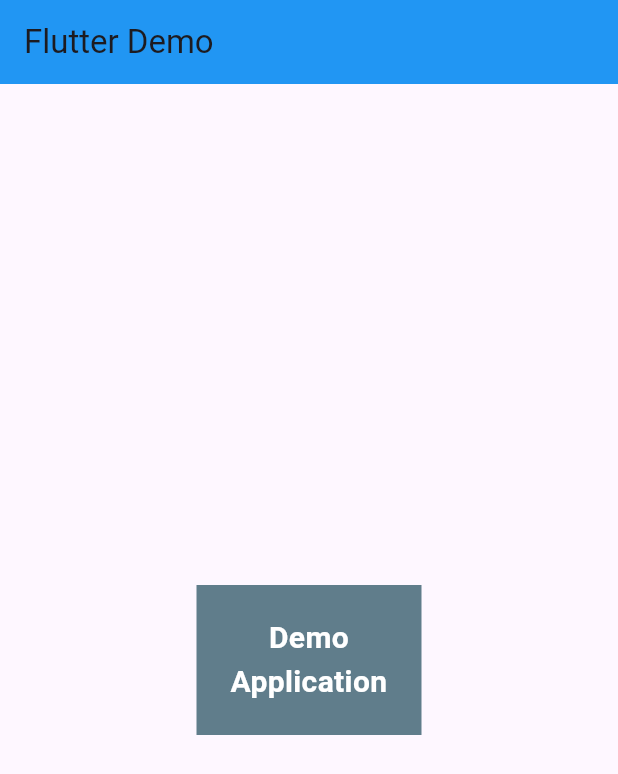
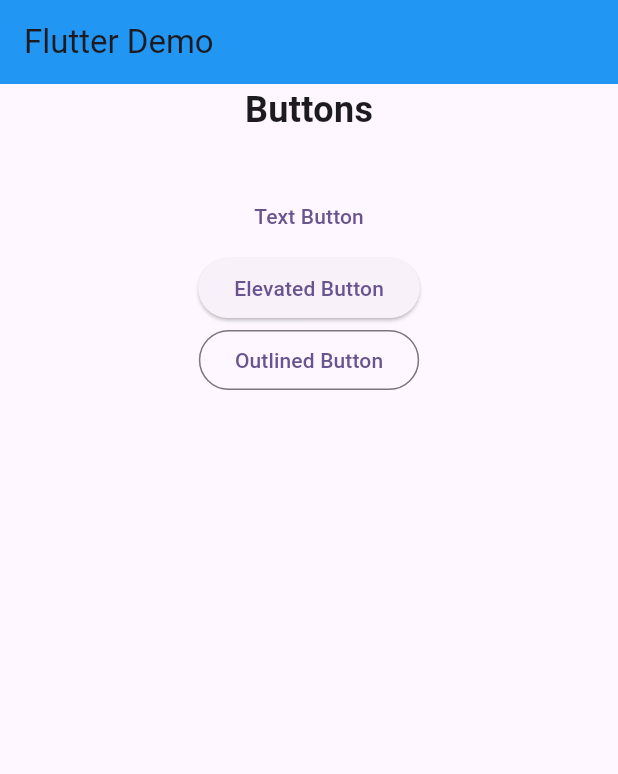
Before and after one commit to prajapatihet/firstapp, a Flutter app: the screen it shows after launch, on a phone screen of 412 x 824 dp. Shown: the top 774 px of the screen. Run offline on Flutter 3.47's test engine with Material 3 defaults, Android fonts, the phone set to English and light mode, and no system bars.

Commit message:
buttonss

```diff
--- a/lib/src/present/views/main_screen/main_home.dart
+++ b/lib/src/present/views/main_screen/main_home.dart
@@ -16,21 +16,37 @@ class _MainHomeScreenState extends State<MainHomeScreen> {
         title: const Text('Flutter Demo'),
       ),
       body: Center(
-        child: Container(
-          color: Colors.blueGrey,
-          height: 100,
-          width: 150,
-          child: Center(
-            child: Text(
-              'Demo Application',
-              textAlign: TextAlign.center,
+        child: Column(
+          children: [
+            Text(
+              'Buttons',
               style: TextStyle(
-                fontSize: 20,
+                fontSize: 24,
                 fontWeight: FontWeight.w600,
-                color: Colors.white,
               ),
             ),
-          ),
+            SizedBox(
+              height: 30,
+            ),
+            TextButton(
+              onPressed: () {
+                print('Clicked ');
+              },
+              child: Text('Text Button'),
+            ),
+            ElevatedButton(
+              onPressed: () {
+                print('Clicked');
+              },
+              child: Text('Elevated Button'),
+            ),
+            OutlinedButton(
+              onPressed: () {
+                print('Clicked');
+              },
+              child: Text('Outlined Button'),
+            ),
+          ],
         ),
       ),
     );
```
